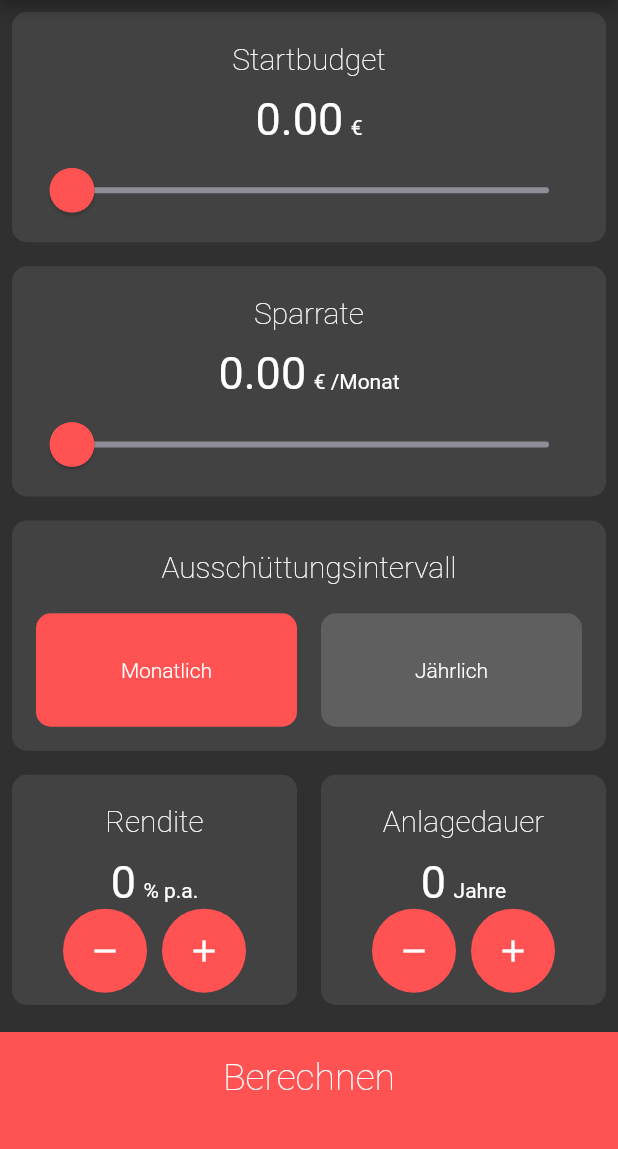
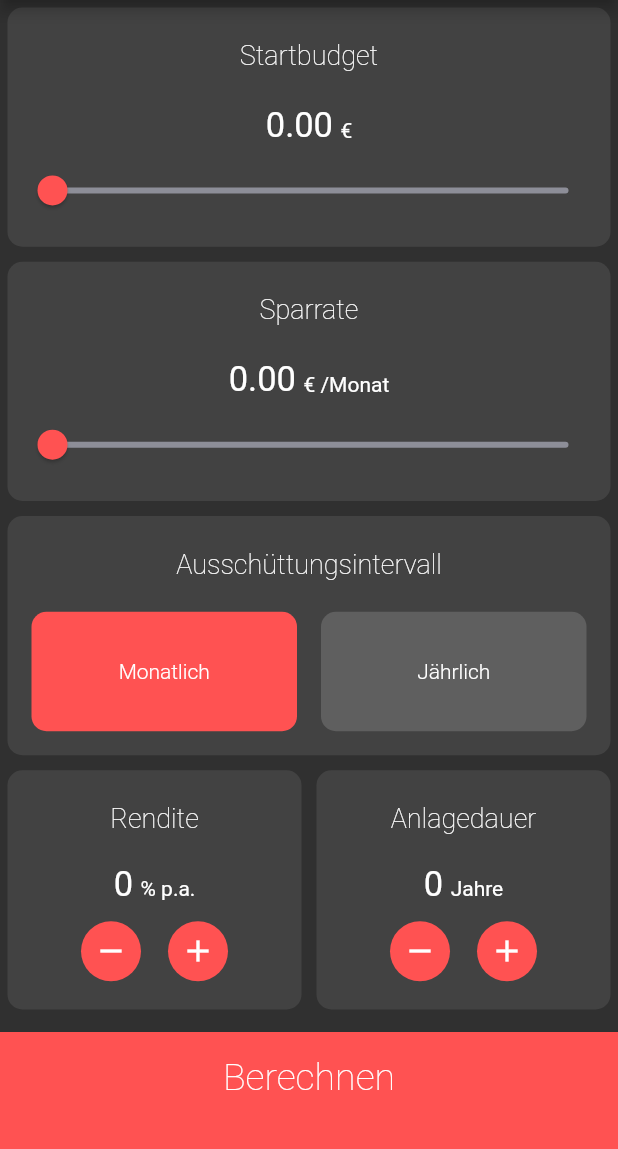
Before and after one commit to McMuellermilch/znsn, a Flutter app: the screen it shows after launch, on a phone screen of 412 x 824 dp, the part 84-1233 px from its top. Run offline on Flutter 3.47's test engine with Material 2 defaults, Android fonts, the phone set to English and light mode, and no system bars.

```diff
--- a/lib/components/simple_button.dart
+++ b/lib/components/simple_button.dart
@@ -14,8 +14,8 @@ class SimpleButton extends StatelessWidget {
       child: Icon(icon),
       onPressed: onPressed,
       constraints: BoxConstraints.tightFor(
-        width: 56.0,
-        height: 56.0,
+        width: 40.0,
+        height: 40.0,
       ),
       shape: CircleBorder(),
       fillColor: kBottomContainerColor,
--- a/lib/components/simple_card.dart
+++ b/lib/components/simple_card.dart
@@ -9,7 +9,7 @@ class SimpleCard extends StatelessWidget {
   @override
   Widget build(BuildContext context) {
     return Container(
-        margin: EdgeInsets.all(8.0),
+        margin: EdgeInsets.all(5.0),
         padding: EdgeInsets.all(8.0),
         decoration: BoxDecoration(
           color: Color(0x26ABABAB),
@@ -22,7 +22,7 @@ class SimpleCard extends StatelessWidget {
               child: Center(
                 child: Text(
                   title,
-                  style: TextStyle(fontSize: 20.0, fontWeight: FontWeight.w200),
+                  style: TextStyle(fontSize: 18.0, fontWeight: FontWeight.w200),
                 ),
               ),
             ),
--- a/lib/constants.dart
+++ b/lib/constants.dart
@@ -12,12 +12,12 @@ const kLargeButtonTextStyle = TextStyle(
 );
 
 const kNumberValueTextStyle = TextStyle(
-  fontSize: 30.0,
+  fontSize: 23.0,
   fontWeight: FontWeight.w400,
 );
 
 const kYieldValueTextStyle = TextStyle(
-  fontSize: 30.0,
+  fontSize: 25.0,
   fontWeight: FontWeight.w400,
   color: Colors.green,
 );
--- a/lib/homepage.dart
+++ b/lib/homepage.dart
@@ -1,3 +1,4 @@
+import 'package:flutter/cupertino.dart';
 import 'package:flutter/material.dart';
 import 'package:znsn/components/simple_button.dart';
 import 'package:znsn/components/simple_card.dart';
@@ -20,7 +21,6 @@ class _HomepageState extends State<Homepage> {
   int years = 0;
   int compoundingInterval = 12;
 
-  //[ P(1+r/n)^(nt)]
   double compoundInterestForPrincipal() {
     return (budget *
         pow((1 + ((yield / 100) / compoundingInterval)),
@@ -55,10 +55,15 @@ class _HomepageState extends State<Homepage> {
               cardChild: Column(
                 mainAxisAlignment: MainAxisAlignment.spaceEvenly,
                 children: <Widget>[
-                  SimpleText(
+                  GestureDetector(
+                    onTap: () {
+                      print("gedrückt");
+                    },
+                    child: SimpleText(
                       numberValue: budget,
                       text: '€',
                       style: kNumberValueTextStyle,
+                    ),
                   ),
                   SliderTheme(
                     data: SliderTheme.of(context).copyWith(
@@ -67,9 +72,9 @@ class _HomepageState extends State<Homepage> {
                       thumbColor: kBottomContainerColor,
                       overlayColor: kBottomContainerColorLight,
                       thumbShape:
-                          RoundSliderThumbShape(enabledThumbRadius: 15.0),
+                          RoundSliderThumbShape(enabledThumbRadius: 10.0),
                       overlayShape:
-                          RoundSliderOverlayShape(overlayRadius: 30.0),
+                          RoundSliderOverlayShape(overlayRadius: 20.0),
                     ),
                     child: Slider(
                       value: budget.toDouble(),
@@ -105,9 +110,9 @@ class _HomepageState extends State<Homepage> {
                       thumbColor: kBottomContainerColor,
                       overlayColor: kBottomContainerColorLight,
                       thumbShape:
-                          RoundSliderThumbShape(enabledThumbRadius: 15.0),
+                          RoundSliderThumbShape(enabledThumbRadius: 10.0),
                       overlayShape:
-                          RoundSliderOverlayShape(overlayRadius: 30.0),
+                          RoundSliderOverlayShape(overlayRadius: 20.0),
                     ),
                     child: Slider(
                       value: monthlyPayment.toDouble(),
@@ -265,7 +270,7 @@ class _HomepageState extends State<Homepage> {
           ),
           BottomButton(
               onTap: () {
-                print(futureValueOfSeries());
+                if (budget > 0 || sumPayments() > 0) {
                   Navigator.push(
                     context,
                     MaterialPageRoute(
@@ -277,6 +282,16 @@ class _HomepageState extends State<Homepage> {
                       ),
                     ),
                   );
+                } else {
+                  showDialog(
+                      context: context,
+                      builder: (BuildContext context) {
+                        return CupertinoAlertDialog(
+                            title: Text("Ohoh"),
+                            content: Text(
+                                "Bitte ein Startbudget oder Sparrate eingeben"));
+                      });
+                }
               },
               buttonTitle: "Berechnen")
         ],
```
Also changed, not shown: 1 other file. Lines whose indentation alone changed are shown as unchanged.
